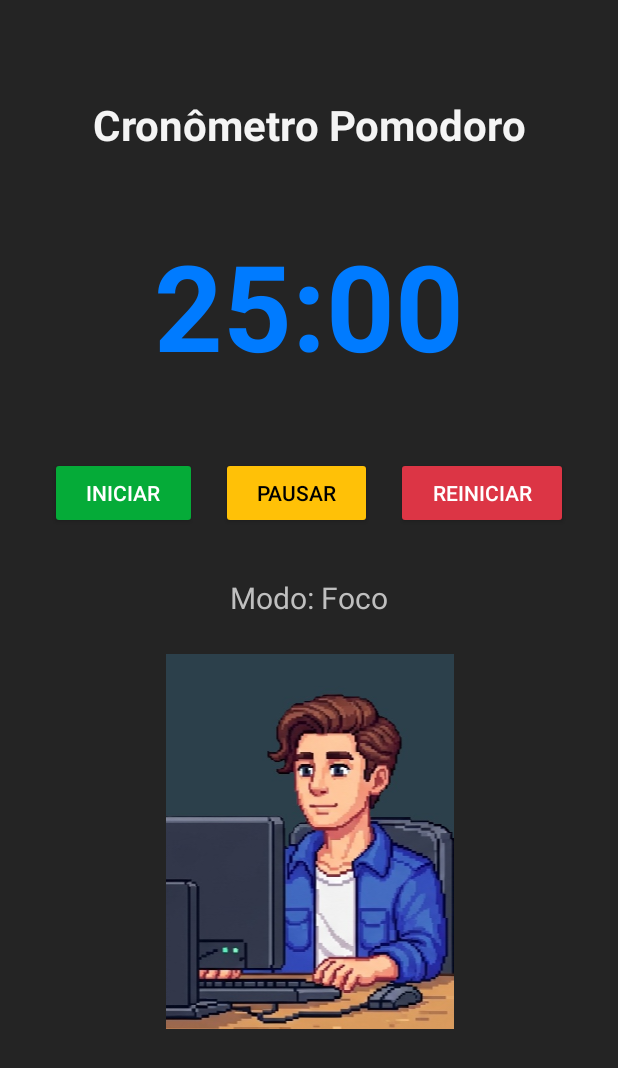
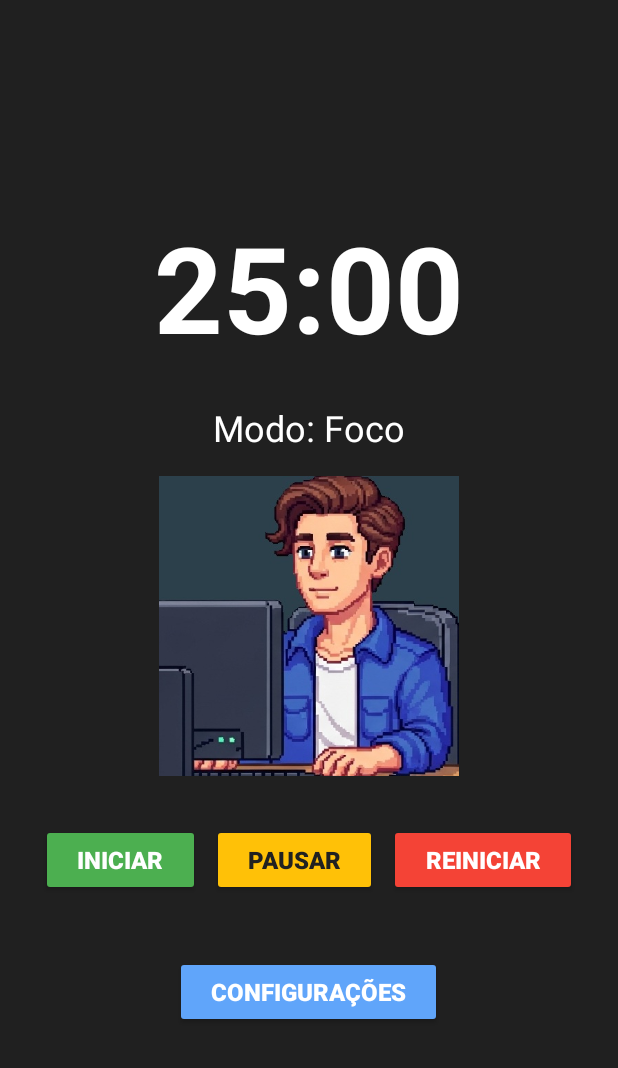
Before and after one commit to CarlosRyan07/PomodoroTimer, an Android app: the screen it shows after launch (MainActivity), on a phone screen of 412 x 824 dp. Shown: the top 1068 px of the screen. Run offline under Robolectric (Android 15) with nearby library versions, the light colour scheme and no system bars.

Commit message:
adicionando tela configurações

```diff
--- a/app/src/main/java/com/example/pomodorotimer/MainActivity.kt
+++ b/app/src/main/java/com/example/pomodorotimer/MainActivity.kt
@@ -1,5 +1,8 @@
 package com.example.pomodorotimer
 
+import android.content.Context
+import android.content.Intent
+import android.content.SharedPreferences
 import android.os.Build
 import android.os.Bundle
 import android.os.CountDownTimer
@@ -11,15 +14,16 @@ import android.widget.Toast
 import androidx.appcompat.app.AppCompatActivity
 import java.util.Locale
 import java.util.concurrent.TimeUnit
-import android.os.Handler // Importe Handler para agendar tarefas
-import android.os.Looper // Importe Looper para obter o Looper da thread principal
-import android.view.View // Importe View para View.VISIBLE/GONE
+import android.os.Handler
+import android.os.Looper
+import android.view.View
+import android.util.Log // Adicionar import para Log
 
-import com.bumptech.glide.Glide // Importe para a biblioteca Glide
-import android.widget.ImageView // Revertido para ImageView padrão
+import com.bumptech.glide.Glide
+import android.widget.ImageView
 
 import androidx.core.content.ContextCompat
-import android.os.VibratorManager // Importe para API 31+ (Android 12)
+import android.os.VibratorManager
 
 class MainActivity : AppCompatActivity() {
 
@@ -30,20 +34,22 @@ class MainActivity : AppCompatActivity() {
     private lateinit var resetButton: Button
     private lateinit var modeIndicator: TextView
     private lateinit var breakMessageDisplay: TextView
-    // REVERTIDO: Tipo da variável para ImageView
     private lateinit var animatedImageView: ImageView
+
+    // Declare o botão de configurações
+    private lateinit var settingsButton: Button
 
     // Variáveis de controle do cronômetro
     private var countDownTimer: CountDownTimer? = null
     private var timeLeftInMillis: Long = 0L
     private var isRunning: Boolean = false
 
-    // Tempos padrão do Pomodoro
-    private val focusTime = 25 * 60 * 1000L
-    private val breakTime = 5 * 60 * 1000L
-    private val longBreakTime = 15 * 60 * 1000L
+    // Mude de 'val' para 'var' para que possam ser atualizados pelas configurações
+    private var focusTime = 25 * 60 * 1000L
+    private var breakTime = 5 * 60 * 1000L
+    private var longBreakTime = 15 * 60 * 1000L
 
-    private var isFocusMode: Boolean = true // Começa no modo foco
+    private var isFocusMode: Boolean = true
     private var pomodoroCycles: Int = 0
 
     // VARIÁVEIS E LÓGICA PARA AS MENSAGENS DE PAUSA
@@ -85,7 +91,14 @@ class MainActivity : AppCompatActivity() {
         }
     }
 
+    // Variáveis para controlar feedback de vibração
+    private var isVibrationEnabled: Boolean = true
 
+    // SharedPreferences para carregar configurações
+    private lateinit var sharedPreferences: SharedPreferences
+
+
+    @Override
     override fun onCreate(savedInstanceState: Bundle?) {
         super.onCreate(savedInstanceState)
         setContentView(R.layout.activity_main)
@@ -97,13 +110,19 @@ class MainActivity : AppCompatActivity() {
         resetButton = findViewById(R.id.resetButton)
         modeIndicator = findViewById(R.id.modeIndicator)
         breakMessageDisplay = findViewById(R.id.breakMessageDisplay)
-        // REVERTIDO: Inicializando como ImageView normal
         animatedImageView = findViewById(R.id.animatedImageView)
+
+        // Inicializa o botão de configurações
+        settingsButton = findViewById(R.id.settingsButton)
 
         // Inicializa o array de mensagens de pausa a partir de strings.xml
         breakMessages = resources.getStringArray(R.array.break_messages)
 
-        // Define o tempo inicial como o tempo de foco e atualiza o display
+        // Inicializa SharedPreferences
+        sharedPreferences = getSharedPreferences("PomodoroSettings", Context.MODE_PRIVATE)
+
+        // Não chame loadTimerSettings() aqui, onResume cuidará disso para garantir os valores mais recentes.
+        // Apenas inicialize timeLeftInMillis com um valor padrão para que o display não fique vazio.
         timeLeftInMillis = focusTime
         updateCountDownText()
         updateModeIndicator()
@@ -124,40 +143,111 @@ class MainActivity : AppCompatActivity() {
         pauseButton.setOnClickListener { pauseTimer() }
         resetButton.setOnClickListener { resetTimer() }
 
-        // --- NOVA LÓGICA: Ouvinte de clique para avançar imagens/mensagens ---
+        // --- LÓGICA: Ouvinte de clique para avançar imagens/mensagens ---
+        // REMOVIDA A CONDIÇÃO 'if (isRunning)'
         animatedImageView.setOnClickListener {
             if (isFocusMode) {
-                // Se estiver no modo foco, avança a imagem de foco
-                focusImageHandler.removeCallbacks(focusImageRunnable) // Para o agendamento atual
-                updateFocusImage() // Atualiza imediatamente para a próxima imagem
-                focusImageHandler.postDelayed(focusImageRunnable, 10000L) // Reinicia o agendamento
+                focusImageHandler.removeCallbacks(focusImageRunnable)
+                updateFocusImage()
+                focusImageHandler.postDelayed(focusImageRunnable, 10000L)
             } else {
-                // Se estiver no modo pausa, avança a imagem E a mensagem de pausa
-                messageHandler.removeCallbacks(messageRunnable) // Para o agendamento atual
-                updateBreakMessage() // Atualiza imediatamente para a próxima mensagem e imagem
-                messageHandler.postDelayed(messageRunnable, 7000L) // Reinicia o agendamento
+                messageHandler.removeCallbacks(messageRunnable)
+                updateBreakMessage()
+                messageHandler.postDelayed(messageRunnable, 7000L)
             }
         }
 
+        // REMOVIDA A CONDIÇÃO 'if (isRunning)'
         breakMessageDisplay.setOnClickListener {
-            if (!isFocusMode) {
-                // Se estiver no modo pausa, avança a imagem E a mensagem de pausa
-                messageHandler.removeCallbacks(messageRunnable) // Para o agendamento atual
-                updateBreakMessage() // Atualiza imediatamente para a próxima mensagem e imagem
-                messageHandler.postDelayed(messageRunnable, 7000L) // Reinicia o agendamento
+            if (!isFocusMode) { // Apenas no modo pausa, já que não temos mensagens de foco
+                messageHandler.removeCallbacks(messageRunnable)
+                updateBreakMessage()
+                messageHandler.postDelayed(messageRunnable, 7000L)
             }
         }
         // --- FIM DA NOVA LÓGICA ---
+
+        // Configura o ouvinte de clique para o botão de configurações
+        settingsButton.setOnClickListener {
+            val intent = Intent(this, SettingsActivity::class.java)
+            startActivity(intent)
         }
+    }
+
+    @Override
+    override fun onResume() {
+        super.onResume()
+        // SEMPRE recarrega as configurações e ATUALIZA o display aqui.
+        // onResume é chamado quando a Activity volta ao foco (ex: após fechar SettingsActivity).
+        Log.d("MainActivity", "onResume called. Loading settings.")
+        loadTimerSettings()
+    }
+
+    // Função para carregar as configurações do timer
+    private fun loadTimerSettings() {
+        // Carrega os valores em minutos e converte para milissegundos
+        val newFocusTime = sharedPreferences.getInt("focusTime", 25) * 60 * 1000L
+        val newBreakTime = sharedPreferences.getInt("breakTime", 5) * 60 * 1000L
+        val newLongBreakTime = sharedPreferences.getInt("longBreakTime", 15) * 60 * 1000L
+        val newVibrationEnabled = sharedPreferences.getBoolean("vibrationEnabled", true)
+
+        // Atualiza as variáveis de classe com os novos valores
+        focusTime = newFocusTime
+        breakTime = newBreakTime
+        longBreakTime = newLongBreakTime
+        isVibrationEnabled = newVibrationEnabled
+
+        Log.d("MainActivity", "Loaded settings: Focus=${focusTime/60000}min, Break=${breakTime/60000}min, LongBreak=${longBreakTime/60000}min, Vibrate=$isVibrationEnabled")
+
+        // Se o timer NÃO estiver rodando, atualiza timeLeftInMillis e o display
+        // com os novos tempos configurados para o modo atual.
+        if (!isRunning) {
+            if (isFocusMode) {
+                timeLeftInMillis = focusTime
+            } else {
+                // Se estiver em modo de pausa, o tempo restante será o tempo de pausa configurado
+                timeLeftInMillis = if (pomodoroCycles % 4 == 0) longBreakTime else breakTime
+            }
+            updateCountDownText() // Atualiza o display IMEDIATAMENTE
+            Log.d("MainActivity", "Timer not running, updated timeLeftInMillis to ${timeLeftInMillis/1000}s. Display: ${timerDisplay.text}")
+        } else {
+            Log.d("MainActivity", "Timer is running, new settings will apply next cycle.")
+        }
+    }
+
 
     // Função para iniciar o cronômetro
     private fun startTimer() {
         if (isRunning) return
 
         isRunning = true
-        // Para todas as rotações anteriores para evitar conflitos, mas sem limpar/esconder o conteúdo VISÍVEL.
         stopAllDynamicContentRotationHandlers()
 
+        // Cancela qualquer timer existente para garantir um início/retomada limpa
+        countDownTimer?.cancel()
+        Log.d("MainActivity", "startTimer called. isRunning: $isRunning, timeLeftInMillis before start: ${timeLeftInMillis/1000}s")
+
+
+        // Lógica para definir o timeLeftInMillis no início do timer
+        // Se o timer estava previamente finalizado ou resetado (countDownTimer é null),
+        // OU se timeLeftInMillis é 0 (significando que terminou sua contagem),
+        // devemos re-inicializar timeLeftInMillis para a duração total do modo atual.
+        // Caso contrário, retomamos do timeLeftInMillis atual (se estava pausado).
+        if (countDownTimer == null || timeLeftInMillis == 0L) {
+            // Esta condição verifica se o tempo atual é um dos tempos "cheios" ou se o timer já terminou.
+            // Se sim, significa que estamos começando um NOVO ciclo ou reiniciando após um fim.
+            if (isFocusMode) {
+                timeLeftInMillis = focusTime
+            } else {
+                timeLeftInMillis = if (pomodoroCycles % 4 == 0) longBreakTime else breakTime
+            }
+            Log.d("MainActivity", "Initializing new timer cycle with full time: ${timeLeftInMillis/1000}s")
+        } else {
+            // Se timeLeftInMillis não é um tempo "cheio" e não é 0, significa que o timer foi pausado
+            Log.d("MainActivity", "Resuming paused timer from: ${timeLeftInMillis/1000}s")
+        }
+
+        updateCountDownText() // Garante que o display mostre o tempo que o timer vai usar
 
         countDownTimer = object : CountDownTimer(timeLeftInMillis, 1000) {
             override fun onTick(millisUntilFinished: Long) {
@@ -167,35 +257,37 @@ class MainActivity : AppCompatActivity() {
 
             override fun onFinish() {
                 isRunning = false
-                countDownTimer = null
+                countDownTimer = null // Define como null para indicar que o ciclo terminou
 
                 triggerFeedback()
 
                 if (isFocusMode) {
                     // Foco terminou, vai para Pausa
                     pomodoroCycles++
+                    isFocusMode = false
+                    // Define o timeLeftInMillis para o PRÓXIMO ciclo (pausa)
                     timeLeftInMillis = if (pomodoroCycles % 4 == 0) longBreakTime else breakTime
-                    isFocusMode = false
                     Toast.makeText(this@MainActivity, getString(R.string.focus_ended_message), Toast.LENGTH_SHORT).show()
-                    updateModeIndicator() // "Modo: Pausa"
-                    stopFocusImagesRotationOnlyHandlers() // Para a rotação de foco
-                    startBreakMessagesAndRotation() // Inicia mensagens e imagens de pausa
+                    updateModeIndicator()
+                    stopFocusImagesRotationOnlyHandlers()
+                    startBreakMessagesAndRotation()
                 } else {
                     // Pausa terminou, vai para Foco
+                    isFocusMode = true
+                    // Define o timeLeftInMillis para o PRÓXIMO ciclo (foco)
                     timeLeftInMillis = focusTime
-                    isFocusMode = true
                     Toast.makeText(this@MainActivity, getString(R.string.break_ended_message), Toast.LENGTH_SHORT).show()
-                    updateModeIndicator() // "Modo: Foco"
-                    clearBreakContentViews() // Limpa e esconde o conteúdo de PAUSA
-                    startFocusImagesRotation() // Inicia rotação de imagens de foco
+                    updateModeIndicator()
+                    clearBreakContentViews()
+                    startFocusImagesRotation()
                 }
-                updateCountDownText()
+                updateCountDownText() // Atualiza o display para mostrar o tempo inicial do novo ciclo
+                Log.d("MainActivity", "Cycle finished. Next timeLeftInMillis: ${timeLeftInMillis/1000}s. Mode: ${if(isFocusMode) "Focus" else "Break"}")
                 // Opcional: Para iniciar o próximo timer automaticamente:
                 // startTimer()
             }
         }.start()
 
-        // Aciona a rotação de conteúdo baseada no modo atual ao INICIAR (ou RESUMIR) o timer
         if (isFocusMode) {
             startFocusImagesRotation()
         } else {
@@ -207,6 +299,7 @@ class MainActivity : AppCompatActivity() {
     private fun pauseTimer() {
         countDownTimer?.cancel() // Para o timer principal (o tempo vai parar)
         isRunning = false
+        Log.d("MainActivity", "Timer paused. timeLeftInMillis: ${timeLeftInMillis/1000}s")
         // Rotação de mensagens e imagens CONTINUA.
     }
 
@@ -215,8 +308,10 @@ class MainActivity : AppCompatActivity() {
         countDownTimer?.cancel()
         isRunning = false
         isFocusMode = true
+        pomodoroCycles = 0 // Zera os ciclos ao resetar completamente
+
+        // Usa o focusTime carregado das configurações para o reset
         timeLeftInMillis = focusTime
-        pomodoroCycles = 0
         updateCountDownText()
         updateModeIndicator()
 
@@ -225,6 +320,7 @@ class MainActivity : AppCompatActivity() {
 
         // APÓS O RESET, ESTAMOS NO MODO FOCO, ENTÃO REINICIAMOS A ROTAÇÃO DE IMAGENS DE FOCO
         startFocusImagesRotation()
+        Log.d("MainActivity", "Timer reset. timeLeftInMillis: ${timeLeftInMillis/1000}s")
     }
 
     // Função para formatar e atualizar o texto do cronômetro (MM:SS)
@@ -241,8 +337,10 @@ class MainActivity : AppCompatActivity() {
         modeIndicator.text = if (isFocusMode) getString(R.string.mode_focus) else getString(R.string.mode_break)
     }
 
-    // Aciona feedback de vibração e som
+    // Aciona feedback de vibração
     private fun triggerFeedback() {
+        // Verifica se a vibração está ativada nas configurações
+        if (isVibrationEnabled) {
             val vibrator = if (Build.VERSION.SDK_INT >= Build.VERSION_CODES.S) {
                 val vibratorManager = ContextCompat.getSystemService(this, VibratorManager::class.java)
                 vibratorManager?.defaultVibrator
@@ -258,13 +356,6 @@ class MainActivity : AppCompatActivity() {
                     it.vibrate(1000) // 1 segundo de vibração
                 }
             }
-
-        try {
-            val notificationUri = android.media.RingtoneManager.getDefaultUri(android.media.RingtoneManager.TYPE_NOTIFICATION)
-            val ringtone = android.media.RingtoneManager.getRingtone(applicationContext, notificationUri)
-            ringtone.play()
-        } catch (e: Exception) {
-            e.printStackTrace()
         }
     }
 
@@ -361,7 +452,7 @@ class MainActivity : AppCompatActivity() {
         focusImageHandler.removeCallbacks(focusImageRunnable)
     }
 
-    // Garante que cronômetros e handlers sejam cancelados quando a Activity é destruída
+    @Override
     override fun onDestroy() {
         super.onDestroy()
         countDownTimer?.cancel()
--- a/app/src/main/res/layout/activity_main.xml
+++ b/app/src/main/res/layout/activity_main.xml
@@ -1,110 +1,127 @@
 <?xml version="1.0" encoding="utf-8"?>
-<androidx.constraintlayout.widget.ConstraintLayout
-    xmlns:android="http://schemas.android.com/apk/res/android"
+<LinearLayout xmlns:android="http://schemas.android.com/apk/res/android"
     xmlns:app="http://schemas.android.com/apk/res-auto"
     xmlns:tools="http://schemas.android.com/tools"
     android:layout_width="match_parent"
     android:layout_height="match_parent"
-    android:background="?android:attr/colorBackground"
+    android:orientation="vertical"
+    android:gravity="center"
+    android:background="#202020"
     tools:context=".MainActivity">
 
-    <TextView
-        android:id="@+id/textViewTitle"
-        android:layout_width="wrap_content"
-        android:layout_height="wrap_content"
-        android:text="@string/title_pomodoro"
-        android:textSize="@dimen/text_size_title"
-        android:textStyle="bold"
-        android:textColor="?android:attr/textColorPrimary"
-        android:layout_marginTop="@dimen/margin_large"
-        app:layout_constraintEnd_toEndOf="parent"
-        app:layout_constraintStart_toStartOf="parent"
-        app:layout_constraintTop_toTopOf="parent" />
-
+    <!-- Display do Cronômetro -->
     <TextView
         android:id="@+id/timerDisplay"
         android:layout_width="wrap_content"
         android:layout_height="wrap_content"
-        android:text="@string/initial_time"
-        android:textSize="@dimen/text_size_timer_display"
+        android:text="25:00"
+        android:textSize="80sp"
+        android:textColor="#FFFFFF"
         android:textStyle="bold"
-        android:textColor="@color/timer_display_color"
-        android:layout_marginTop="@dimen/margin_medium"
-        app:layout_constraintEnd_toEndOf="parent"
-        app:layout_constraintStart_toStartOf="parent"
-        app:layout_constraintTop_toBottomOf="@+id/textViewTitle" />
+        android:layout_marginBottom="24dp"/>
 
-    <LinearLayout
-        android:id="@+id/buttonContainer"
-        android:layout_width="wrap_content"
-        android:layout_height="wrap_content"
-        android:orientation="horizontal"
-        android:layout_marginTop="@dimen/margin_medium"
-        app:layout_constraintEnd_toEndOf="parent"
-        app:layout_constraintStart_toStartOf="parent"
-        app:layout_constraintTop_toBottomOf="@+id/timerDisplay">
-
-        <Button
-            android:id="@+id/startButton"
-            android:text="@string/button_start"
-            android:layout_marginEnd="@dimen/margin_standard"
-            style="@style/PomodoroButton.Start" />
-
-        <Button
-            android:id="@+id/pauseButton"
-            android:text="@string/button_pause"
-            android:layout_marginEnd="@dimen/margin_standard"
-            style="@style/PomodoroButton.Pause" />
-
-        <Button
-            android:id="@+id/resetButton"
-            android:text="@string/button_reset"
-            style="@style/PomodoroButton.Reset" />
-    </LinearLayout>
-
+    <!-- Indicador de Modo (Foco/Pausa) -->
     <TextView
         android:id="@+id/modeIndicator"
         android:layout_width="wrap_content"
         android:layout_height="wrap_content"
-        android:text="@string/mode_focus"
-        android:textSize="20sp"
-        android:textColor="?android:attr/textColorSecondary"
-        android:layout_marginTop="32dp"
-        app:layout_constraintEnd_toEndOf="parent"
-        app:layout_constraintStart_toStartOf="parent"
-        app:layout_constraintTop_toBottomOf="@+id/buttonContainer" />
+        android:text="Modo: Foco"
+        android:textSize="24sp"
+        android:textColor="#FFFFFF"
+        android:layout_marginBottom="16dp"/>
 
+    <!-- Display de Mensagens de Pausa -->
+    <TextView
+        android:id="@+id/breakMessageDisplay"
+        android:layout_width="wrap_content"
+        android:layout_height="wrap_content"
+        android:textAlignment="center"
+        android:text="Hora de uma pausa!"
+        android:textSize="18sp"
+        android:textColor="#CCCCCC"
+        android:layout_marginBottom="16dp"
+        android:visibility="gone" /> <!-- Inicialmente invisível -->
+
+    <!-- ImageView para Imagens Animadas/GIFs -->
     <ImageView
         android:id="@+id/animatedImageView"
-        android:layout_width="250dp"
-        android:layout_height="250dp"
-        android:scaleType="fitCenter"
-        android:layout_marginTop="24dp"
-        app:layout_constraintEnd_toEndOf="parent"
-        app:layout_constraintStart_toStartOf="parent"
-        app:layout_constraintTop_toBottomOf="@+id/modeIndicator"
-        android:visibility="gone"
-        tools:src="@drawable/foco"
-        />
+        android:layout_width="200dp"
+        android:layout_height="200dp"
+        android:scaleType="centerCrop"
+        android:layout_marginBottom="32dp"
+        android:src="@drawable/foco" /> <!-- Imagem padrão de foco -->
 
-    <TextView
-        android:id="@+id/breakMessageDisplay"
-        android:layout_width="0dp"
+    <!-- Botões de Controle -->
+    <LinearLayout
+        android:layout_width="wrap_content"
         android:layout_height="wrap_content"
-        android:text=""
-        android:textSize="18sp"
-        android:textStyle="italic"
-        android:textColor="?android:attr/textColorPrimary"
-        android:gravity="center_horizontal"
-        android:layout_marginTop="24dp"
-        android:layout_marginBottom="@dimen/margin_large"
-        android:layout_marginStart="@dimen/margin_large"
-        android:layout_marginEnd="@dimen/margin_large"
-        app:layout_constraintEnd_toEndOf="parent"
-        app:layout_constraintStart_toStartOf="parent"
-        app:layout_constraintTop_toBottomOf="@+id/animatedImageView"
-        app:layout_constraintBottom_toBottomOf="parent"
-        android:visibility="gone"
-        />
+        android:orientation="horizontal"
+        android:layout_marginBottom="24dp">
 
-</androidx.constraintlayout.widget.ConstraintLayout>
+        <Button
+            android:id="@+id/startButton"
+            android:layout_width="wrap_content"
+            android:layout_height="wrap_content"
+            android:text="Iniciar"
+            android:backgroundTint="#4CAF50"
+            android:textColor="#FFFFFF"
+            android:paddingStart="24dp"
+            android:paddingEnd="24dp"
+            android:paddingTop="12dp"
+            android:paddingBottom="12dp"
+            android:textSize="16sp"
+            android:textStyle="bold"
+            app:cornerRadius="8dp"
+            android:layout_marginEnd="8dp"/>
+
+        <Button
+            android:id="@+id/pauseButton"
+            android:layout_width="wrap_content"
+            android:layout_height="wrap_content"
+            android:text="Pausar"
+            android:backgroundTint="#FFC107"
+            android:textColor="#212121"
+            android:paddingStart="24dp"
+            android:paddingEnd="24dp"
+            android:paddingTop="12dp"
+            android:paddingBottom="12dp"
+            android:textSize="16sp"
+            android:textStyle="bold"
+            app:cornerRadius="8dp"
+            android:layout_marginEnd="8dp"/>
+
+        <Button
+            android:id="@+id/resetButton"
+            android:layout_width="wrap_content"
+            android:layout_height="wrap_content"
+            android:text="Reiniciar"
+            android:backgroundTint="#F44336"
+            android:textColor="#FFFFFF"
+            android:paddingStart="24dp"
+            android:paddingEnd="24dp"
+            android:paddingTop="12dp"
+            android:paddingBottom="12dp"
+            android:textSize="16sp"
+            android:textStyle="bold"
+            app:cornerRadius="8dp"/>
+    </LinearLayout>
+
+    <!-- Botão de Configurações -->
+    <Button
+        android:id="@+id/settingsButton"
+        android:layout_width="wrap_content"
+        android:layout_height="wrap_content"
+        android:text="Configurações"
+        android:layout_marginTop="16dp"
+        android:layout_gravity="center_horizontal"
+        android:backgroundTint="#60A5FA"
+        android:textColor="#FFFFFF"
+        android:paddingStart="24dp"
+        android:paddingEnd="24dp"
+        android:paddingTop="12dp"
+        android:paddingBottom="12dp"
+        android:textSize="16sp"
+        android:textStyle="bold"
+        app:cornerRadius="8dp"/>
+
+</LinearLayout>
```
Also changed, not shown: app/build.gradle.kts (+11 -12 lines), app/src/main/AndroidManifest.xml (+9 -4 lines), app/src/main/java/com/example/pomodorotimer/SettingsActivity.kt (added, +90 -0 lines), app/src/main/res/layout/activity_settings.xml (added, +102 -0 lines), gradle/libs.versions.toml (+7 -3 lines), 10 other files. Lines whose indentation alone changed are shown as unchanged.
